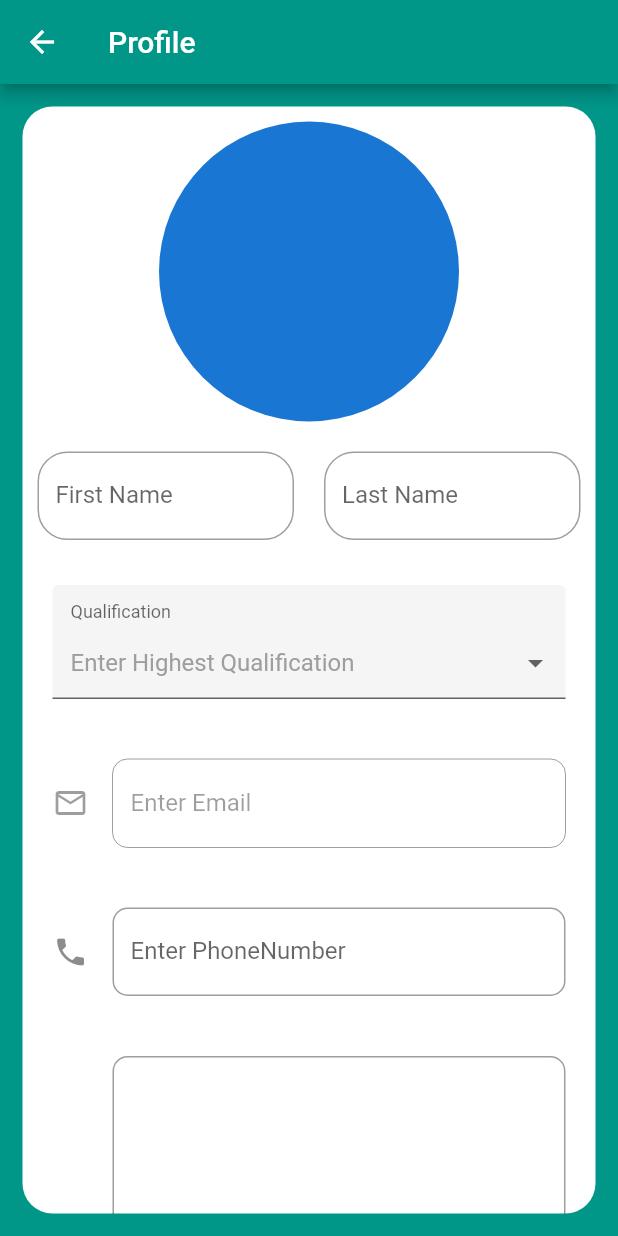
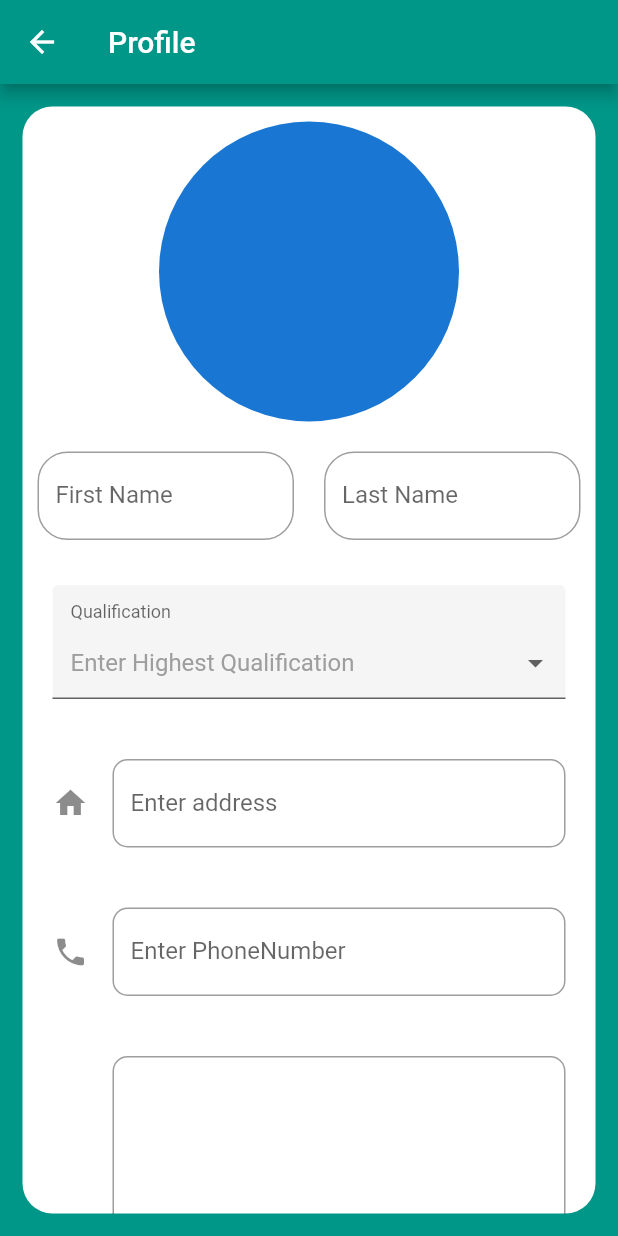
Before and after one commit to preet3001/tutor4u, a Flutter app: the home_Page screen opened by its route, after a tap on "profile", on a phone screen of 412 x 824 dp. Run offline on Flutter 3.47's test engine with Material 2 defaults, Android fonts, the phone set to English and light mode, and no system bars; drawn by our look-alikes of dropdown_formfield; our stand-ins replace cloud_firestore, firebase_auth, firebase_core, firebase_database, geolocator, google_sign_in; accounts and stored records are empty.

Commit message:
updated profile page

```diff
--- a/lib/screens/home.dart
+++ b/lib/screens/home.dart
@@ -2,7 +2,6 @@ import 'package:flutter/material.dart';
 import 'package:tutor4u/screens/login_page.dart';
 import 'package:tutor4u/screens/profile_page.dart';
 import 'package:tutor4u/services/authentication.dart';
-import 'package:flutter/cupertino.dart';
 
 // ignore: camel_case_types
 class home_Page extends StatefulWidget {
@@ -26,6 +25,7 @@ class _home_PageState extends State<home_Page> {
       ),
       backgroundColor: Colors.white70,
       body: Center(
+        child: SingleChildScrollView(
           child: Column(
             mainAxisAlignment: MainAxisAlignment.start,
             crossAxisAlignment: CrossAxisAlignment.start,
@@ -42,10 +42,9 @@ class _home_PageState extends State<home_Page> {
                     Navigator.pushNamed(context, login_Page.id);
                   })
             ],
-    )
-    ,
-    )
-    ,
+          ),
+        ),
+      ),
     );
   }
 }
--- a/lib/screens/profile_page.dart
+++ b/lib/screens/profile_page.dart
@@ -22,7 +22,7 @@ class _Profile_PageState extends State<Profile_Page> {
   final firstnameController = TextEditingController();
   final lastnameController = TextEditingController();
   final phoneController = TextEditingController();
-  final emailController = TextEditingController();
+  final adressController = TextEditingController();
   final authentication auth = authentication();
   // ignore: non_constant_identifier_names
   final QualificationController = TextEditingController();
@@ -60,7 +60,7 @@ class _Profile_PageState extends State<Profile_Page> {
   @override
   Widget build(BuildContext context) {
     bool _enabled = false;
-    var menu_book;
+
     return Scaffold(
       appBar: AppBar(
         title: Text('Profile'),
@@ -176,11 +176,10 @@ class _Profile_PageState extends State<Profile_Page> {
                   Padding(
                     padding: EdgeInsets.all(20.0),
                     child: TextFormField(
-                      controller: emailController,
-                      enabled: _enabled,
+                      controller: adressController,
                       decoration: InputDecoration(
-                        icon: Icon(Icons.mail_outline),
-                        labelText: "Enter Email",
+                        icon: Icon(Icons.home),
+                        labelText: "Enter address",
                         border: OutlineInputBorder(
                           borderRadius: BorderRadius.circular(10.0),
                         ),
```
Lines whose indentation alone changed are shown as unchanged.
